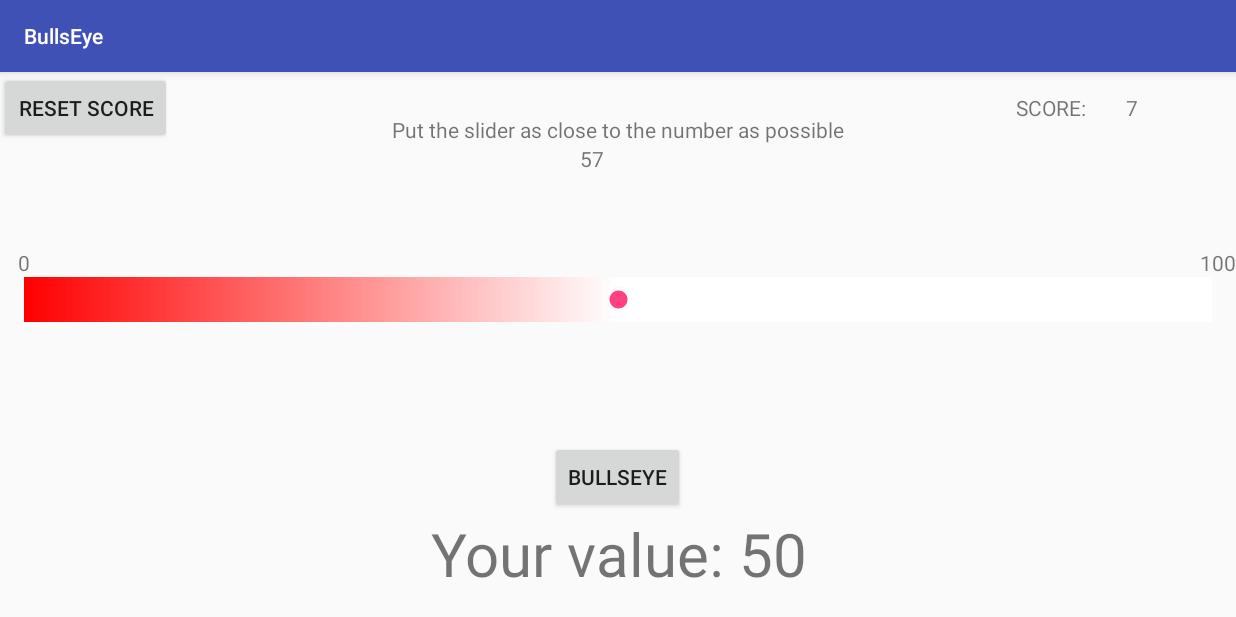
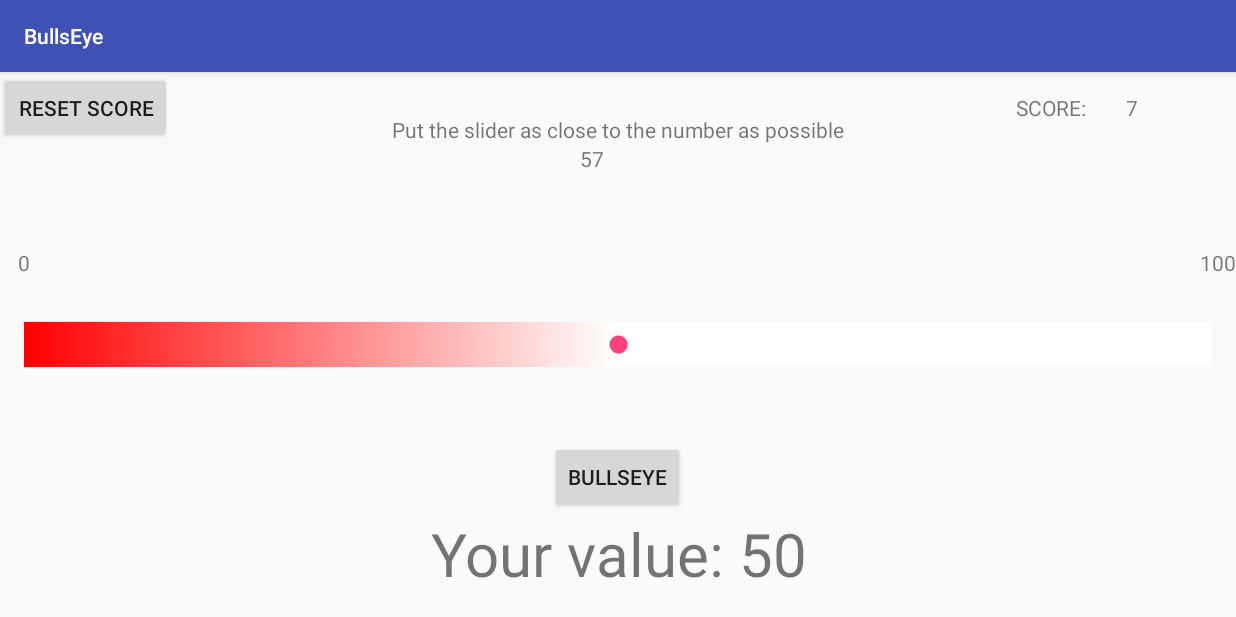
Before and after one commit to andreeagaur/BullsEye, an Android app: the screen it shows after launch (MainActivity), after a tap on "BULLSEYE", on a phone screen of 824 x 412 dp (held sideways). Run offline under Robolectric (Android 15) with nearby library versions, the phone set to English and light mode, and no system bars; 1 other tap on this screen came first.

Commit message:
code clean up

```diff
--- a/BullsEye/app/src/main/java/com/example/andreea/bullseye/MainActivity.java
+++ b/BullsEye/app/src/main/java/com/example/andreea/bullseye/MainActivity.java
@@ -80,37 +80,25 @@ public class MainActivity extends AppCompatActivity implements View.OnClickListe
 
                 if (user_progress == number){
                     score_count += number;
-                    System.out.println("one Banana");
                     score_counter.setText(String.valueOf(score_count));
-                    System.out.println("2 Banana");
                     correct_hit.setVisibility(View.VISIBLE);
-                    System.out.println("3 Banana");
                     random_number.setText(String.valueOf(random_number_generator()));
-                    System.out.println("4 Banana");
                 }
 
                 if (user_progress > number){
                     score_count += (user_progress - number);
-                    System.out.println("one Banana");
                     score_counter.setText(String.valueOf(score_count));
-                    System.out.println("two Banana");
                     correct_hit.setText("Your value: "+ String.valueOf(user_progress));
                     correct_hit.setVisibility(View.VISIBLE);
-                    System.out.println("three Banana");
                     random_number.setText(String.valueOf(random_number_generator()));
-                    System.out.println("four Banana");
                 }
 
                 if(user_progress < number){
                     score_count += (number - user_progress);
-                    System.out.println("one Banana");
                     score_counter.setText(String.valueOf(score_count));
-                    System.out.println("2 Banana");
                     correct_hit.setText("Your value: " + String.valueOf(user_progress));
                     correct_hit.setVisibility(View.VISIBLE);
-                    System.out.println("3 Banana");
                     random_number.setText(String.valueOf(random_number_generator()));
-                    System.out.println("4 Banana");
                 }
         }
     }
--- a/BullsEye/app/src/main/res/layout/activity_main.xml
+++ b/BullsEye/app/src/main/res/layout/activity_main.xml
@@ -17,8 +17,7 @@
             android:layout_alignParentLeft="true"
             android:layout_alignParentStart="true"
             android:layout_alignParentTop="true"
-            android:text="Reset Score"
-           />
+            android:text="Reset Score" />
 
 
         <TextView
@@ -80,12 +79,12 @@
             android:id="@+id/seekBar"
             android:layout_width="match_parent"
             android:layout_height="30dp"
-            android:layout_alignParentLeft="true"
             android:layout_alignParentStart="true"
-            android:layout_below="@+id/start_value"
+            android:layout_centerVertical="true"
             android:max="100"
             android:progress="50"
-            android:progressDrawable="@drawable/custom_progress" />
+            android:progressDrawable="@drawable/custom_progress"
+            android:layout_alignParentLeft="true" />
 
 
         <TextView
```
